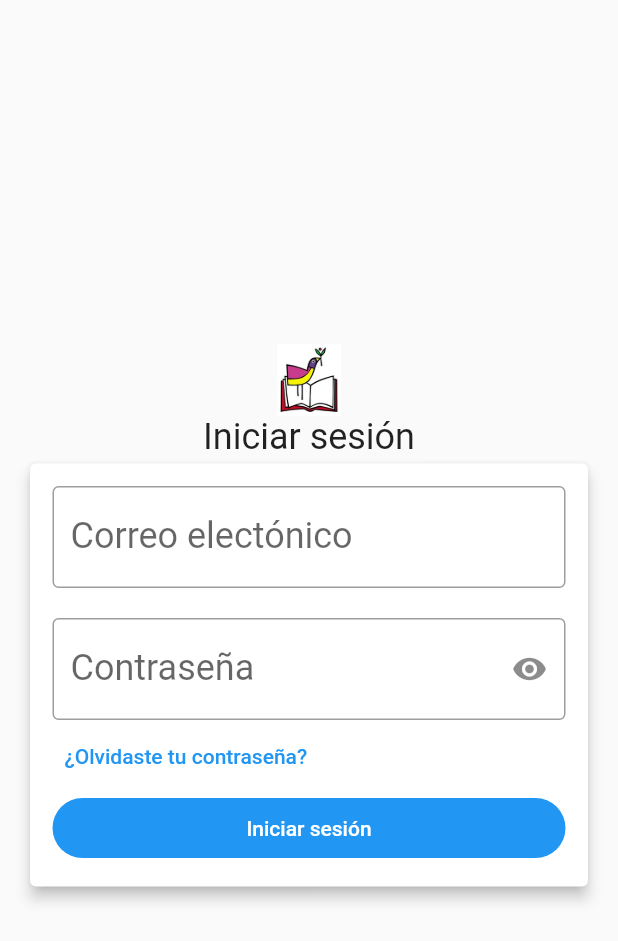
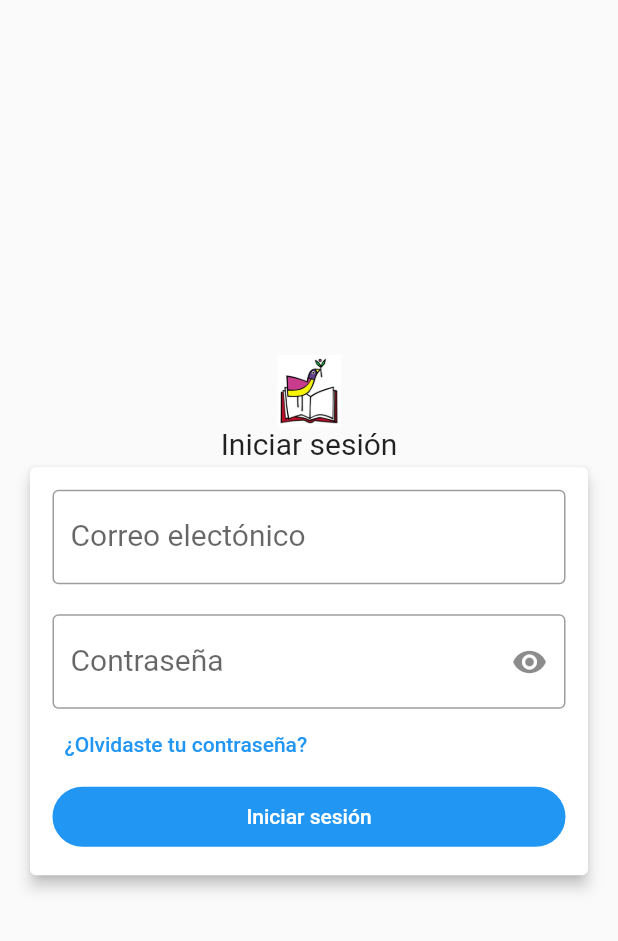
Before and after one commit to ITPSM-UCA/itpsm-mobile, a Flutter app: the screen it shows after launch, on a phone screen of 412 x 824 dp. Shown: the top 941 px of the screen. Run offline on Flutter 3.47's test engine with Material 2 defaults, Android fonts, the phone set to English and light mode, and no system bars; our stand-ins replace responsive_framework.

Commit message:
[ALTERED] Font size for titles scaled down

```diff
--- a/lib/main.dart
+++ b/lib/main.dart
@@ -36,13 +36,13 @@ class ItpsmMobile extends StatelessWidget {
         // brightness: Brightness.light,
         textTheme: const TextTheme(
           titleLarge: TextStyle(
-            fontSize: 34
+            fontSize: 24
           ),
           titleMedium: TextStyle(
-            fontSize: 24
+            fontSize: 20
           ),
           titleSmall: TextStyle(
-            fontSize: 20
+            fontSize: 18
           ),
         )
       ),
```
